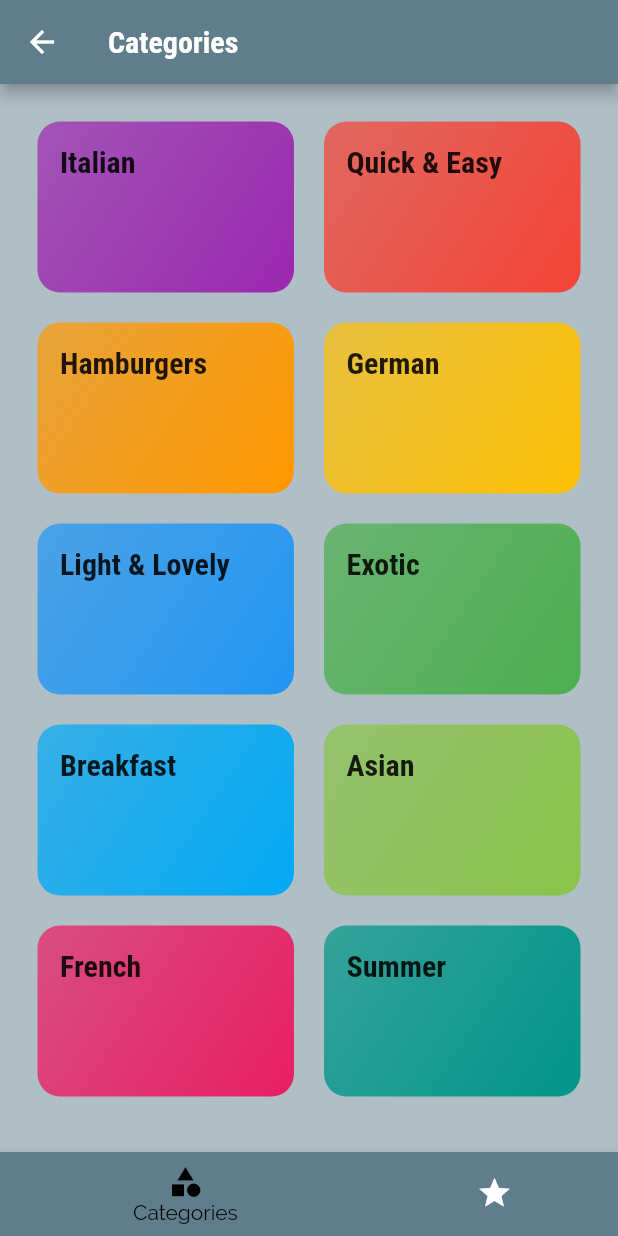
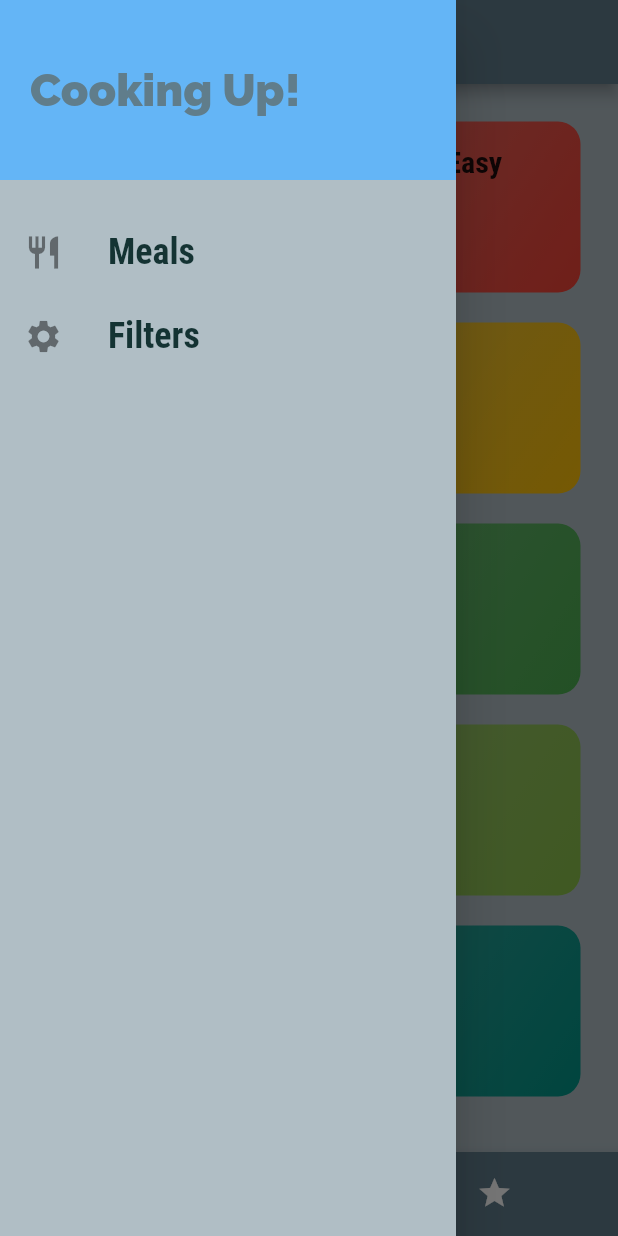
Before and after one commit to p-golba/cookbook, a Flutter app: the screen it shows after launch, with the side drawer open (before the commit the screen has no drawer), on a phone screen of 412 x 824 dp. Run offline on Flutter 3.47's test engine with Material 2 defaults, Android fonts, the phone set to English and light mode, and no system bars.

Commit message:
adding filters

```diff
--- a/lib/main.dart
+++ b/lib/main.dart
@@ -4,6 +4,7 @@ import './screens/categories_screen.dart';
 import './screens/category_meals_screen.dart';
 import './screens/meal_detail_screen.dart';
 import './screens/tabs_screen.dart';
+import './screens/filters_screen.dart';
 
 void main() => runApp(const MyApp());
 
@@ -41,7 +42,8 @@ class MyApp extends StatelessWidget {
       routes: {
         '/tabs':(context) => const TabsScreen(),
         CategoryMealsScreen.routeName: (context) => const CategoryMealsScreen(),
-        MealDetailScreen.routeName:(context) => const MealDetailScreen()
+        MealDetailScreen.routeName:(context) => const MealDetailScreen(),
+        FiltersScreen.routeName:(context) => const FiltersScreen()
       },
 
       // onGenerateRoute: (settings) {
--- a/lib/screens/meal_detail_screen.dart
+++ b/lib/screens/meal_detail_screen.dart
@@ -93,6 +93,12 @@ class MealDetailScreen extends StatelessWidget {
           ],
         ),
       ),
+      floatingActionButton: FloatingActionButton(
+        child: const Icon(Icons.delete),
+        onPressed: () {
+            Navigator.of(context).pop(mealId);
+        },
+      ),
     );
   }
 }
--- a/lib/screens/tabs_screen.dart
+++ b/lib/screens/tabs_screen.dart
@@ -1,7 +1,8 @@
 import 'package:flutter/material.dart';
 
-import '../screens/categories_screen.dart';
-import '../screens/favourites_screen.dart';
+import './categories_screen.dart';
+import './favourites_screen.dart';
+import '../widgets/main_drawer.dart';
 
 class TabsScreen extends StatefulWidget {
   const TabsScreen({super.key});
@@ -36,7 +37,7 @@ class _TabsScreenState extends State<TabsScreen> {
       appBar: AppBar(
         title: Text(_pages[_selectedPageIndex]['title'] as String),
       ),
-      drawer: null,
+      drawer: const MainDrawer(),
       body: _pages[_selectedPageIndex]['page'] as Widget,
       bottomNavigationBar: BottomNavigationBar(
         onTap: _selectPage,
--- a/lib/widgets/main_drawer.dart
+++ b/lib/widgets/main_drawer.dart
@@ -0,0 +1,70 @@
+import 'package:flutter/material.dart';
+
+import '../screens/filters_screen.dart';
+
+class MainDrawer extends StatelessWidget {
+  const MainDrawer({super.key});
+
+  Widget buildListTile(
+    String title,
+    IconData icon,
+    VoidCallback tapHandler,
+  ) {
+    return ListTile(
+      leading: Icon(
+        icon,
+        size: 26,
+      ),
+      title: Text(
+        title,
+        style: const TextStyle(
+          fontFamily: 'RobotoCondensed',
+          fontWeight: FontWeight.bold,
+          fontSize: 24,
+        ),
+      ),
+      onTap: tapHandler,
+    );
+  }
+
+  @override
+  Widget build(BuildContext context) {
+    return Drawer(
+      child: Column(
+        children: [
+          Container(
+            height: 120,
+            width: double.infinity,
+            padding: const EdgeInsets.all(20),
+            alignment: Alignment.centerLeft,
+            color: Theme.of(context).colorScheme.secondary,
+            child: Text(
+              'Cooking Up!',
+              style: TextStyle(
+                  fontWeight: FontWeight.w900,
+                  fontSize: 30,
+                  color: Theme.of(context).colorScheme.primary),
+            ),
+          ),
+          const SizedBox(
+            height: 20,
+          ),
+          buildListTile(
+            'Meals',
+            Icons.restaurant,
+            () {
+              Navigator.of(context).pushReplacementNamed('/tabs');
+            }
+          ),
+          buildListTile(
+            'Filters',
+            Icons.settings,
+            () {
+              Navigator.of(context).pushReplacementNamed(FiltersScreen.routeName);
+            }
+          ),
+        ],
+      ),
+    );
+  }
+}
```
Also changed, not shown: lib/screens/category_meals_screen.dart (+37 -12 lines), lib/screens/filters_screen.dart (added, +101 -0 lines), lib/widgets/meal_item.dart (+10 -2 lines).
